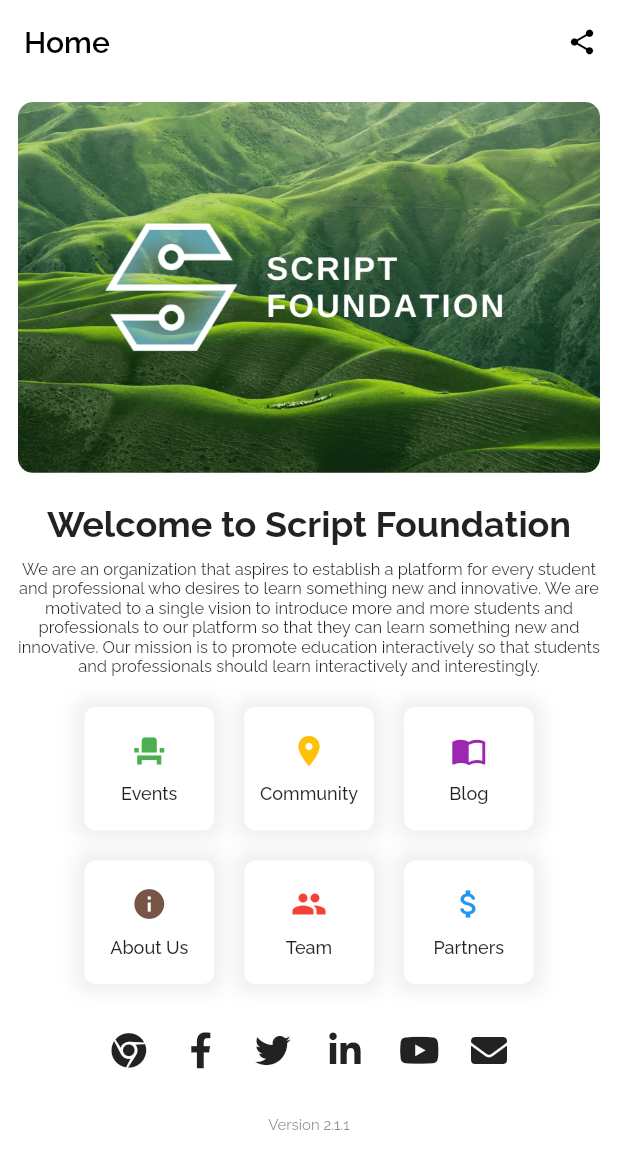
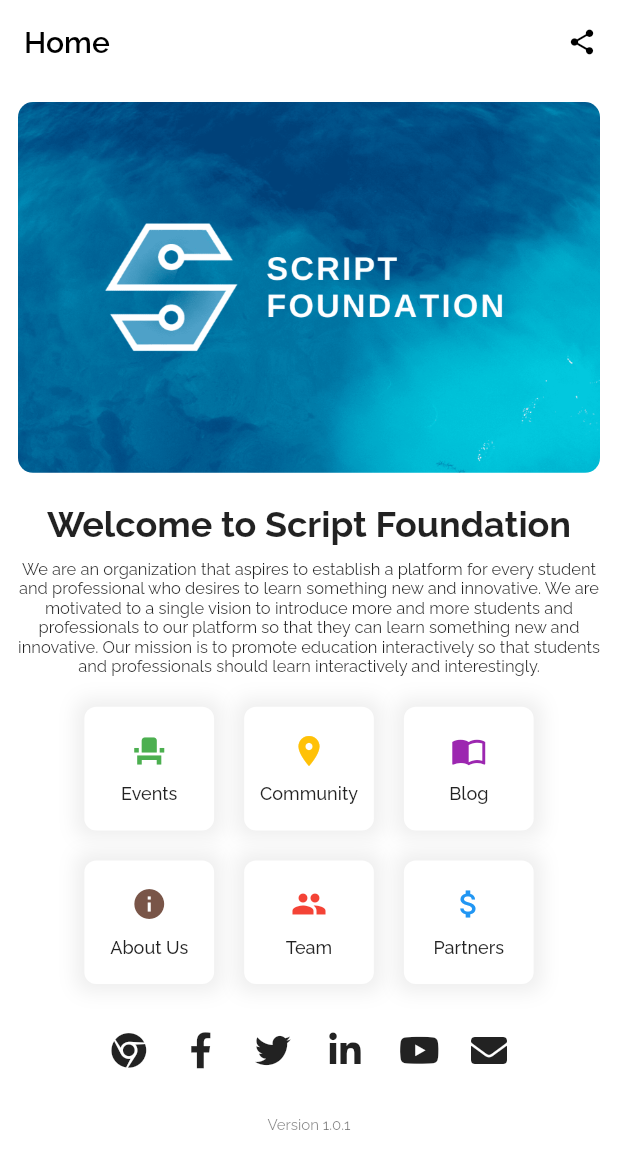
Before and after one commit to scriptfoundation/AppScriptFoundation, a Flutter app: the screen it shows after launch, on a phone screen of 412 x 824 dp. Shown: the top 1169 px of the screen. Run offline on Flutter 3.47's test engine with Material 2 defaults, Android fonts, the phone set to English and light mode, and no system bars; our stand-ins replace cached_network_image, cloud_firestore, font_awesome_flutter, google_fonts, share; accounts and stored records are empty.

Commit message:
v1.0.1+release build

```diff
--- a/lib/screens/homeScreen.dart
+++ b/lib/screens/homeScreen.dart
@@ -202,7 +202,7 @@ class _HomeScreenState extends State<HomeScreen> {
               socialActions(context),
               SizedBox(height: 20),
               Text(
-                'Version 2.1.1',
+                'Version 1.0.1',
                 style:
                     Theme.of(context).textTheme.caption.copyWith(fontSize: 10),
               )
--- a/pubspec.yaml
+++ b/pubspec.yaml
@@ -20,7 +20,7 @@ authors:
 # In iOS, build-name is used as CFBundleShortVersionString while build-number used as CFBundleVersion.
 # Read more about iOS versioning at
 # https://developer.apple.com/library/archive/documentation/General/Reference/InfoPlistKeyReference/Articles/CoreFoundationKeys.html
-version: 2.1.1+1
+version: 1.0.1+1
 
 environment:
   sdk: ">=2.7.0 <3.0.0"
```
Also changed, not shown: assets/images/header.png, assets/images/splash_bg.png, 18 other files.
